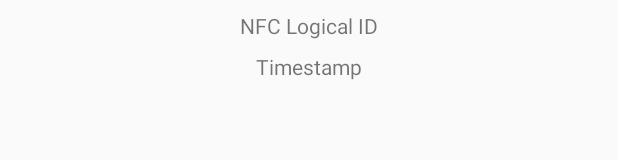
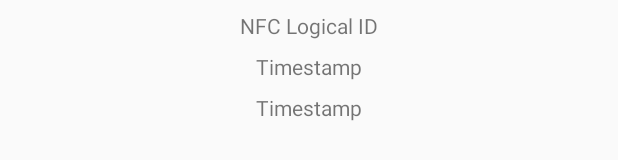
Before and after one commit to cartland/Marauder, an Android app: the layout activity_launch_url.xml on its own in the app's theme, with its tools: preview values and no code run, on a phone screen of 412 x 824 dp. Shown: the part 713-873 px from the top of the screen. Run offline under Robolectric (Android 15) with nearby library versions, the phone set to English and light mode, and no system bars.

Commit message:
Show NFC reader location

```diff
--- a/android/Marauder/app/src/main/res/layout/activity_launch_url.xml
+++ b/android/Marauder/app/src/main/res/layout/activity_launch_url.xml
@@ -54,7 +54,7 @@
             android:layout_marginEnd="8dp"/>
 
     <TextView
-            android:id="@+id/timestamp"
+            android:id="@+id/nfc_reader_location_text"
             tools:text="Timestamp"
             android:layout_width="wrap_content"
             android:layout_height="wrap_content"
@@ -64,4 +64,16 @@
             android:layout_marginStart="8dp"
             app:layout_constraintEnd_toEndOf="parent"
             android:layout_marginEnd="8dp"/>
+
+    <TextView
+            android:id="@+id/timestamp"
+            tools:text="Timestamp"
+            android:layout_width="wrap_content"
+            android:layout_height="wrap_content"
+            android:layout_marginTop="8dp"
+            app:layout_constraintTop_toBottomOf="@+id/nfc_reader_location_text"
+            app:layout_constraintStart_toStartOf="parent"
+            android:layout_marginStart="8dp"
+            app:layout_constraintEnd_toEndOf="parent"
+            android:layout_marginEnd="8dp"/>
 </androidx.constraintlayout.widget.ConstraintLayout>
```
Also changed, not shown: android/Marauder/app/src/main/java/com/chriscartland/marauder/LaunchUrlActivity.kt (+7 -2 lines).
